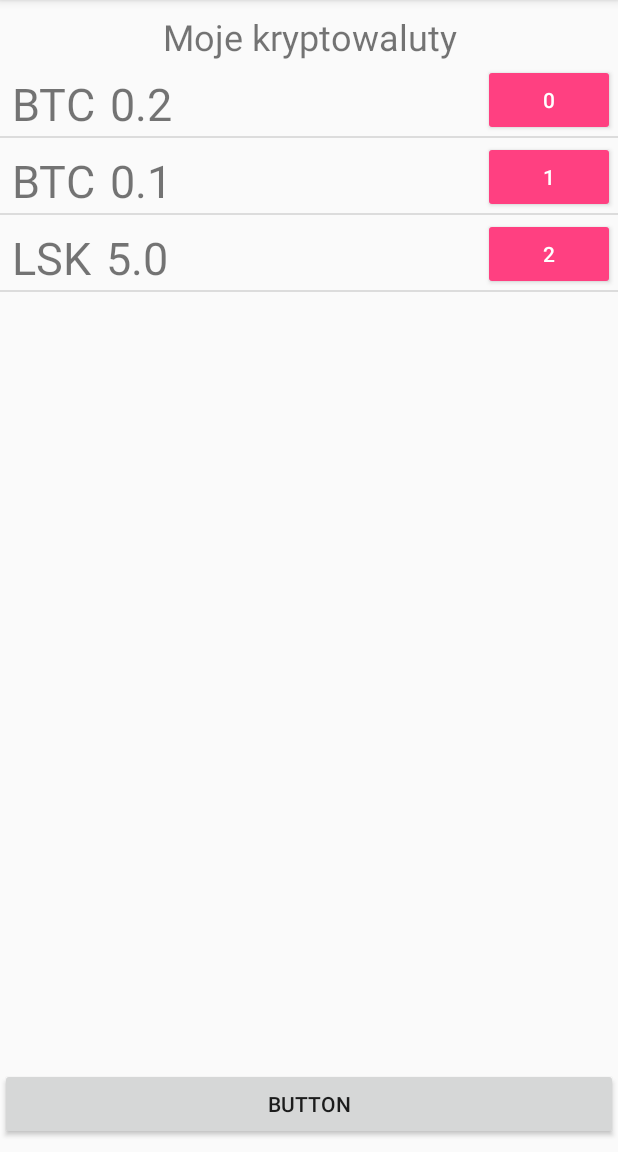
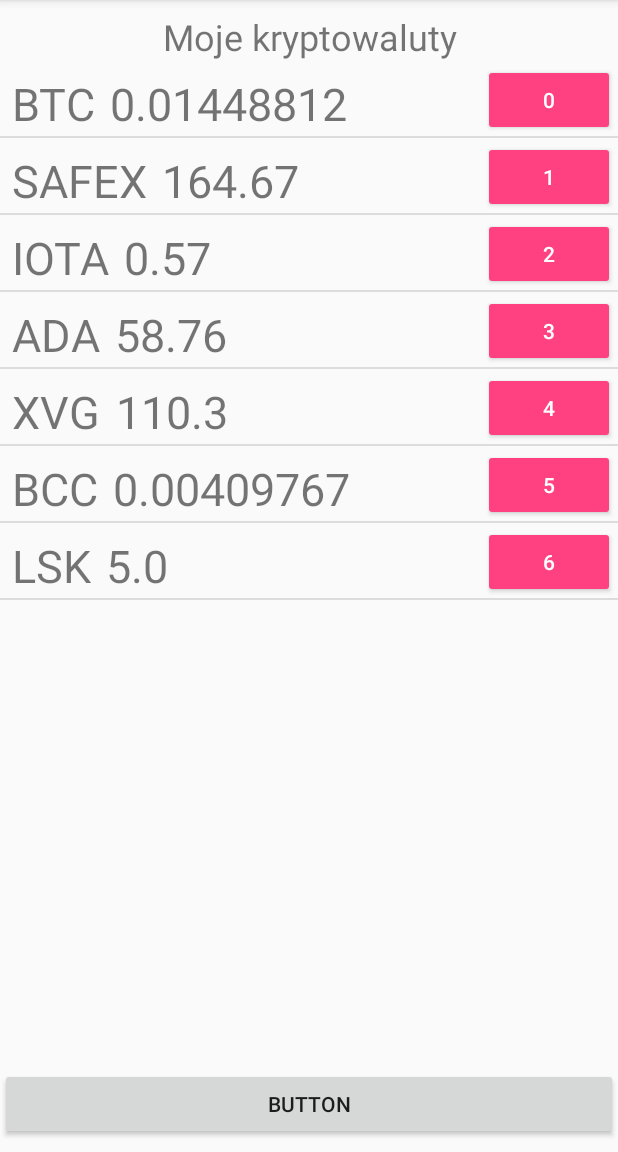
Before and after one commit to Harkor15/My_cryptocurrency, an Android app: the screen it shows after launch (myCrypto), after a tap on "MOJE KRYPTOWALUTY", on a phone screen of 412 x 824 dp, the part 84-1236 px from its top. Run offline under Robolectric (Android 15) with nearby library versions, the phone set to English and light mode, and no system bars; our stand-ins replace Volley; network calls fail.

Commit message:
Main target finished

```diff
--- a/app/src/main/java/harkor/mycryptocurrency/MainActivity.java
+++ b/app/src/main/java/harkor/mycryptocurrency/MainActivity.java
@@ -20,12 +20,14 @@ import com.android.volley.VolleyError;
 import com.android.volley.toolbox.StringRequest;
 import com.android.volley.toolbox.Volley;
 
+import org.json.JSONArray;
 import org.json.JSONException;
 import org.json.JSONObject;
 
 import java.text.SimpleDateFormat;
 import java.util.Calendar;
 import java.util.Date;
+import java.util.LinkedList;
 
 import static java.lang.Double.NaN;
 import static java.lang.Double.doubleToLongBits;
@@ -33,6 +35,61 @@ import static java.lang.Double.isNaN;
 import static java.lang.Double.parseDouble;
 
 public class MainActivity extends AppCompatActivity {
+
+    String jsonString;
+    LinkedList<Integer> idList=new LinkedList<>();
+    LinkedList<String>nameList=new LinkedList<>();
+    LinkedList<Double>amountList=new LinkedList<>();
+    LinkedList<String>dateList=new LinkedList<>();
+    LinkedList<Double>ePriceList=new LinkedList<>();
+    LinkedList<Double>uPriceList=new LinkedList<>();
+    LinkedList<Double>pPriceList=new LinkedList<>();
+    double myMoneyUSD=0,myMoneyEUR=0,myMoneyPLN=0;
+    public void shared() throws JSONException {  //GET DATA FROM SHARED PREFERENCES
+        SharedPreferences sharedPreferences;
+        sharedPreferences=getSharedPreferences("harkor.myCrypto", Context.MODE_PRIVATE);
+        jsonString=sharedPreferences.getString("jsonString","{\n" +
+                "       \"cryptoList\":[\n" +
+                "       {\"crypto\":\"BTC\",\"amount\":0.01448812,\"date\":\"23-12-2017\",\"ePrice\":15000.0,\"uPrice\":16000.0,\"pPrice\":60000.0},\n" +
+                "       {\"crypto\":\"SAFEX\",\"amount\":164.67,\"date\":\"23-12-2017\",\"ePrice\":15000.0,\"uPrice\":16000.0,\"pPrice\":60000.0},\n" +
+                "       {\"crypto\":\"IOTA\",\"amount\":0.57,\"date\":\"23-12-2017\",\"ePrice\":15000.0,\"uPrice\":16000.0,\"pPrice\":60000.0},\n" +
+                "       {\"crypto\":\"ADA\",\"amount\":58.76,\"date\":\"23-12-2017\",\"ePrice\":15000.0,\"uPrice\":16000.0,\"pPrice\":60000.0},\n" +
+                "       {\"crypto\":\"XVG\",\"amount\":110.3,\"date\":\"23-12-2017\",\"ePrice\":15000.0,\"uPrice\":16000.0,\"pPrice\":60000.0},\n" +
+                "       {\"crypto\":\"BCC\",\"amount\":0.00409767,\"date\":\"23-12-2017\",\"ePrice\":15000.0,\"uPrice\":16000.0,\"pPrice\":60000.0},\n" +
+                "       {\"crypto\":\"LSK\",\"amount\":5.0,\"date\":\"23-12-2017\",\"ePrice\":20.0,\"uPrice\":21.0,\"pPrice\":80.0}\n" +
+                "       ]\n" +
+                "}");
+
+
+
+
+
+
+
+
+
+
+
+        if(jsonString=="EMPTY"){
+        Log.d("SHARED: ","EMPTY");
+        }else {
+            JSONObject jsonObject = new JSONObject(jsonString);
+            JSONArray jsonArray = jsonObject.getJSONArray("cryptoList");
+            for (int i = 0; i < jsonArray.length(); i++) {
+                JSONObject cryptoObj = jsonArray.getJSONObject(i);
+                /////////////////////////////////////
+                idList.add(i);
+                nameList.add(cryptoObj.optString("crypto"));
+                amountList.add(cryptoObj.optDouble("amount"));
+                dateList.add(cryptoObj.optString("date"));
+                ePriceList.add(cryptoObj.optDouble("ePrice"));
+                uPriceList.add(cryptoObj.optDouble("uPrice"));
+                pPriceList.add(cryptoObj.optDouble("pPrice"));
+                //////////////////////////////////////
+            }
+            Log.d("SHARED: ","OK");
+        }
+    }
 
     public void settingsss(View view){
         Intent settingss= new Intent(this,settings.class);
@@ -49,26 +106,55 @@ public class MainActivity extends AppCompatActivity {
         String formattedTime = sdf.format(now);
         time.setText(formattedTime);
     }
-    String price=null;
-    public double checkPrice(String crypto, final String currency){
+    //String price=null;
+    public void checkPrice(String crypto, final String currency){
 
-        String url="https://min-api.cryptocompare.com/data/price?fsym="+crypto+"&tsyms="+currency;
+        String url="https://min-api.cryptocompare.com/data/pricemulti?fsyms=";
+        for(int i=0;i<nameList.size();i++){
+            url+=nameList.get(i);
+            url+=",";
+        }
+        url+="&tsyms=EUR,USD,PLN";
         final RequestQueue queue = Volley.newRequestQueue(this);
         final TextView ammount=(TextView) findViewById(R.id.ammount);
         StringRequest stringRequest = new StringRequest(Request.Method.POST, url,
                 new Response.Listener<String>(){
+                    @Override
+                    public void onResponse(String response){
+                        JSONObject jsonObj;
+                        try {
+                            jsonObj = new JSONObject(response);
+                            //double tempPrice=0;
+                            for(int i=0;i<jsonObj.length();i++){
+                                //JSONArray jsonArray=jsonObj.getJSONArray(nameList.get(i));
+                                JSONObject jsonObject=jsonObj.getJSONObject(nameList.get(i));
+                                /*
+                                if(currency=="EUR"){ //FOR EUR
+                                    tempPrice=(double) jsonObject.get(0);
+                                }else if(currency=="USD"){ //FOR USD
+                                    tempPrice=(double) jsonObject.get(1);
+                                }else{//FOR PLN
+                                    tempPrice=(double) jsonObject.get(2);
+                                }
+                                */
+                                double kEUR =jsonObject.getDouble("EUR");
+                                double kUSD =jsonObject.getDouble("USD");
+                                double kPLN =jsonObject.getDouble("PLN");
+                                double tempAmount= amountList.get(i);
+                                double tempSum=kPLN*tempAmount;
+                                myMoneyPLN+=tempSum;
+                            }
+                            ammount.setText(String.valueOf(myMoneyPLN));
 
 
-                    @Override
-                    public void onResponse(String response){
-                        JSONObject jsonObj = null;
-                        try {
-                            jsonObj = new JSONObject(response);
-                            price =jsonObj.getString(currency);
-                            Log.d("JSON","price: "+price);
-                            double priced=parseDouble(price);
-                            String show = String.valueOf(priced)+" "+currency;
-                            ammount.setText(show);
+
+
+                            //price =jsonObj.getString(currency);
+                            //Log.d("JSON","price: "+price);
+                            //double priced=parseDouble(price);
+                            //String show = String.valueOf(priced)+" "+currency;
+                            //ammount.setText(show);
+
                             timerSet();
                         } catch (JSONException e) {
                             ammount.setText("Error");
@@ -83,6 +169,7 @@ public class MainActivity extends AppCompatActivity {
             }
         });
         queue.add(stringRequest);
+        /*
         Log.d("JSON2","price: "+price);
         if(price==null){
             Log.d("Check price ressult:","Price NULL");
@@ -92,6 +179,7 @@ public class MainActivity extends AppCompatActivity {
             Log.d("Check price ressult:","price git:"+price);
             return  priced;
         }
+        */
 
     }
 
@@ -109,6 +197,11 @@ public class MainActivity extends AppCompatActivity {
         //String url="https://min-api.cryptocompare.com/data/price?fsym=BTC&tsyms="+currency;
         super.onCreate(savedInstanceState);
         setContentView(R.layout.activity_main);
+        try {
+            shared();
+        } catch (JSONException e) {
+            e.printStackTrace();
+        }
 
 
         checkPrice("BTC",currency);
--- a/app/src/main/java/harkor/mycryptocurrency/myCrypto.java
+++ b/app/src/main/java/harkor/mycryptocurrency/myCrypto.java
@@ -53,16 +53,24 @@ public class myCrypto extends AppCompatActivity {
        sharedPreferences=getSharedPreferences("harkor.myCrypto", Context.MODE_PRIVATE);
        jsonString=sharedPreferences.getString("jsonString","{\n" +
                "       \"cryptoList\":[\n" +
-               "       {\"crypto\":\"BTC\",\"amount\":0.20,\"date\":\"23-12-2017\",\"ePrice\":15000.0,\"uPrice\":16000.0,\"pPrice\":60000.0},\n" +
-               "       {\"crypto\":\"BTC\",\"amount\":0.10,\"date\":\"23-12-2017\",\"ePrice\":15000.0,\"uPrice\":16000.0,\"pPrice\":60000.0},\n" +
-               "       {\"crypto\":\"LSK\",\"amount\":5.00,\"date\":\"23-12-2017\",\"ePrice\":20.0,\"uPrice\":21.0,\"pPrice\":80.0}\n" +
+               "       {\"crypto\":\"BTC\",\"amount\":0.01448812,\"date\":\"23-12-2017\",\"ePrice\":15000.0,\"uPrice\":16000.0,\"pPrice\":60000.0},\n" +
+               "       {\"crypto\":\"SAFEX\",\"amount\":164.67,\"date\":\"23-12-2017\",\"ePrice\":15000.0,\"uPrice\":16000.0,\"pPrice\":60000.0},\n" +
+               "       {\"crypto\":\"IOTA\",\"amount\":0.57,\"date\":\"23-12-2017\",\"ePrice\":15000.0,\"uPrice\":16000.0,\"pPrice\":60000.0},\n" +
+               "       {\"crypto\":\"ADA\",\"amount\":58.76,\"date\":\"23-12-2017\",\"ePrice\":15000.0,\"uPrice\":16000.0,\"pPrice\":60000.0},\n" +
+               "       {\"crypto\":\"XVG\",\"amount\":110.3,\"date\":\"23-12-2017\",\"ePrice\":15000.0,\"uPrice\":16000.0,\"pPrice\":60000.0},\n" +
+               "       {\"crypto\":\"BCC\",\"amount\":0.00409767,\"date\":\"23-12-2017\",\"ePrice\":15000.0,\"uPrice\":16000.0,\"pPrice\":60000.0},\n" +
+               "       {\"crypto\":\"LSK\",\"amount\":5.0,\"date\":\"23-12-2017\",\"ePrice\":20.0,\"uPrice\":21.0,\"pPrice\":80.0}\n" +
                "       ]\n" +
                "}");
        /*
 {
        "cryptoList":[
-       {"crypto":"BTC","amount":0.2,"date":"23-12-2017","ePrice":15000.0,"uPrice":16000.0,"pPrice":60000.0},
-       {"crypto":"BTC","amount":0.1,"date":"23-12-2017","ePrice":15000.0,"uPrice":16000.0,"pPrice":60000.0},
+       {"crypto":"BTC","amount":0.01448812,"date":"23-12-2017","ePrice":15000.0,"uPrice":16000.0,"pPrice":60000.0},
+       {"crypto":"SAFEX","amount":164.67,"date":"23-12-2017","ePrice":15000.0,"uPrice":16000.0,"pPrice":60000.0},
+       {"crypto":"IOTA","amount":0.57,"date":"23-12-2017","ePrice":15000.0,"uPrice":16000.0,"pPrice":60000.0},
+       {"crypto":"ADA","amount":58.76,"date":"23-12-2017","ePrice":15000.0,"uPrice":16000.0,"pPrice":60000.0},
+       {"crypto":"XVG","amount":110.3,"date":"23-12-2017","ePrice":15000.0,"uPrice":16000.0,"pPrice":60000.0},
+       {"crypto":"BCC","amount":0.00409767,"date":"23-12-2017","ePrice":15000.0,"uPrice":16000.0,"pPrice":60000.0},
        {"crypto":"LSK","amount":5.0,"date":"23-12-2017","ePrice":20.0,"uPrice":21.0,"pPrice":80.0}
        ]
 }
```
